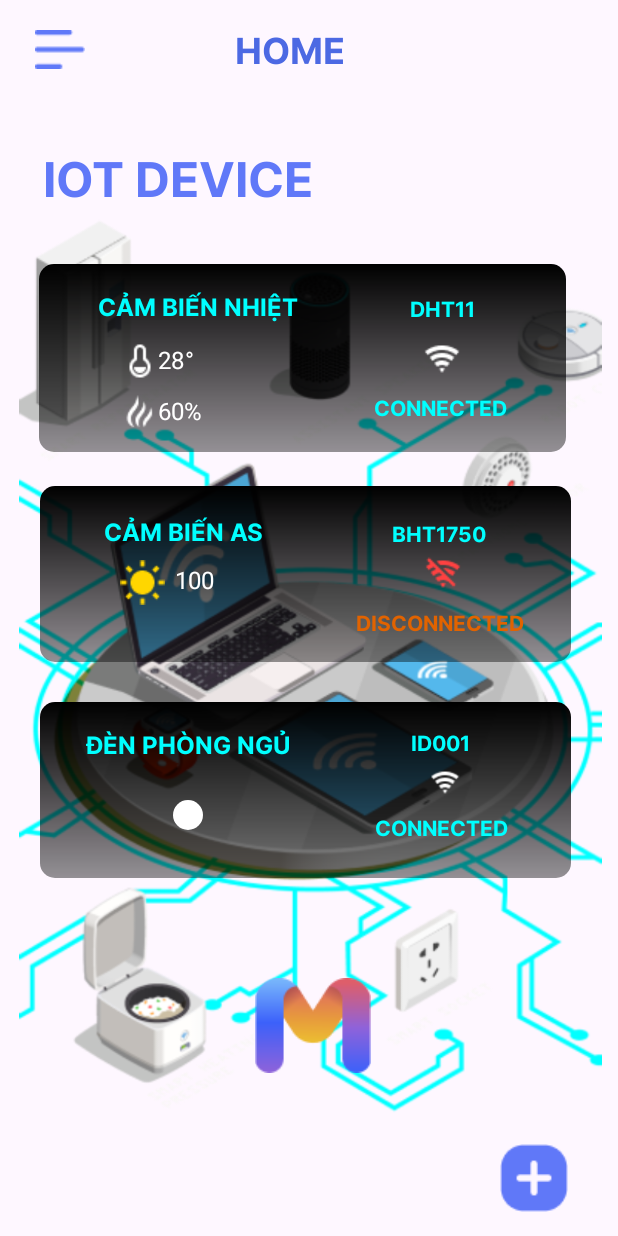
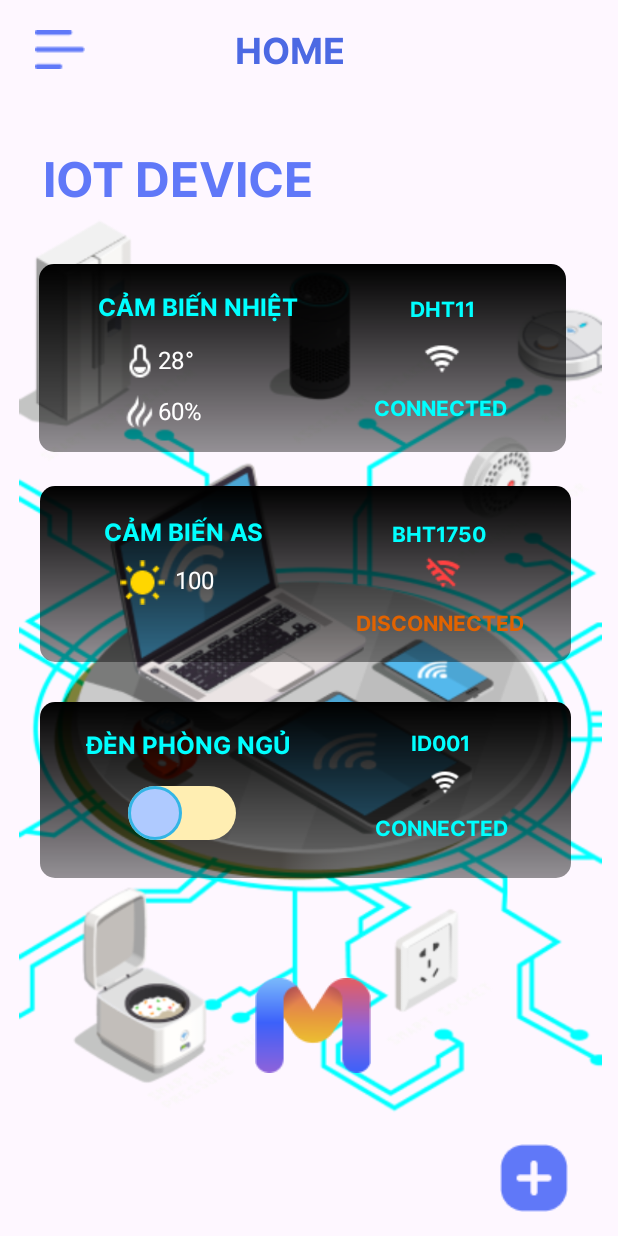
Before and after one commit to triledinh159/MIOTA, an Android app: the Home screen opened directly, with no data from a screen before it, on a phone screen of 412 x 824 dp. Run offline under Robolectric (Android 15) with nearby library versions, the phone set to English and light mode, and no system bars; libraries missing offline, so code that uses them is left out: com.amplifyframework.auth, com.amplifyframework.core, org.eclipse.paho.

Commit message:
ui_update_v2

```diff
--- /dev/null
+++ b/app/src/main/res/drawable/checkbox.xml
@@ -0,0 +1,5 @@
+<?xml version="1.0" encoding="utf-8"?>
+<selector xmlns:android="http://schemas.android.com/apk/res/android">
+    <item android:state_checked="true" android:drawable="@drawable/baseline_check_box_"></item>
+    <item android:state_checked="false" android:drawable="@drawable/baseline_check_box_outline"></item>
+</selector>
--- a/app/src/main/res/drawable/custom_switch_off.xml
+++ /dev/null
@@ -1,15 +0,0 @@
-<?xml version="1.0" encoding="utf-8"?>
-<selector xmlns:android="http://schemas.android.com/apk/res/android">
-    <item
-        android:top="@dimen/switch_padding"
-        android:start="@dimen/switch_padding"
-        android:end="@dimen/switch_padding"
-        android:bottom="@dimen/switch_padding"
-        android:gravity="center_vertical|fill_horizontal">
-        <shape>
-            <solid android:color="@color/switch_off"> </solid>
-            <corners android:radius="@dimen/switch_radius"></corners>
-            <size android:height="@dimen/switch_size"></size>
-        </shape>
-    </item>
-</selector>
--- a/app/src/main/res/drawable/custom_switch_on.xml
+++ /dev/null
@@ -1,15 +0,0 @@
-<?xml version="1.0" encoding="utf-8"?>
-<selector xmlns:android="http://schemas.android.com/apk/res/android">
-    <item
-        android:top="@dimen/switch_padding"
-        android:start="@dimen/switch_padding"
-        android:end="@dimen/switch_padding"
-        android:bottom="@dimen/switch_padding"
-        android:gravity="center_vertical|fill_horizontal">
-        <shape>
-            <solid android:color="@color/switch_on"></solid>
-            <corners android:radius="@dimen/switch_radius"></corners>
-            <size android:height="@dimen/switch_size"></size>
-        </shape>
-    </item>
-</selector>
--- /dev/null
+++ b/app/src/main/res/drawable/thumb.xml
@@ -0,0 +1,24 @@
+<?xml version="1.0" encoding="utf-8"?>
+<selector xmlns:android="http://schemas.android.com/apk/res/android">
+    <item android:state_checked="true">
+        <shape android:shape="oval">
+            <solid android:color="#FFEEB2"/>
+            <stroke android:width="2dp"
+                android:color="@android:color/holo_blue_light">
+            </stroke>
+            <size android:height="36dp"
+                android:width="36dp"/>
+        </shape>
+    </item>
+
+    <item android:state_checked="false">
+        <shape android:shape="oval">
+            <solid android:color="#AFCAFF"/>
+            <stroke android:width="2dp"
+                android:color="@android:color/holo_blue_light">
+            </stroke>
+            <size android:height="36dp"
+                android:width="36dp"/>
+        </shape>
+    </item>
+</selector>
--- a/app/src/main/res/drawable/thumb_selector.xml
+++ /dev/null
@@ -1,5 +0,0 @@
-<vector android:height="24dp" android:tint="#FFFFFF"
-    android:viewportHeight="24" android:viewportWidth="24"
-    android:width="24dp" xmlns:android="http://schemas.android.com/apk/res/android">
-    <path android:fillColor="@android:color/white" android:pathData="M12,12m-10,0a10,10 0,1 1,20 0a10,10 0,1 1,-20 0"/>
-</vector>
--- /dev/null
+++ b/app/src/main/res/drawable/track.xml
@@ -0,0 +1,20 @@
+<?xml version="1.0" encoding="utf-8"?>
+<selector xmlns:android="http://schemas.android.com/apk/res/android">
+
+    <item android:state_checked="true">
+        <shape android:shape="rectangle">
+            <solid android:color="@color/switch_off"/>
+            <corners android:radius="36dp"/>
+            <size android:height="20dp"/>
+        </shape>
+    </item>
+
+    <item android:state_checked="false">
+        <shape android:shape="rectangle">
+            <solid android:color="@color/switch_on"/>
+            <corners android:radius="36dp"/>
+            <size android:height="20dp"/>
+        </shape>
+    </item>
+
+</selector>
--- a/app/src/main/res/drawable/track_selector.xml
+++ /dev/null
@@ -1,5 +0,0 @@
-<?xml version="1.0" encoding="utf-8"?>
-<selector xmlns:android="http://schemas.android.com/apk/res/android">
-    <item android:state_checked="true" android:drawable="@drawable/custom_switch_on"></item>
-    <item android:state_checked="false" android:drawable="@drawable/custom_switch_off"></item>
-</selector>
--- a/app/src/main/res/layout/activity_home_screen.xml
+++ b/app/src/main/res/layout/activity_home_screen.xml
@@ -360,15 +360,16 @@
         app:layout_constraintTop_toTopOf="@id/rectangleView3"
         app:layout_constraintVertical_bias="0.266" />
 
-    <Switch
+    <androidx.appcompat.widget.SwitchCompat
         android:id="@+id/mySwitch"
         android:layout_width="wrap_content"
         android:layout_height="wrap_content"
-        android:checked="true"
+        android:checked="false"
         android:padding="10dp"
-        android:theme="@style/mySwitch"
-        android:thumb="@drawable/thumb_selector"
-        android:track="@drawable/track_selector"
+        app:thumbTint="@null"
+        app:trackTint="@null"
+        android:thumb="@drawable/thumb"
+        app:track="@drawable/track"
         app:layout_constraintBottom_toBottomOf="@+id/rectangleView3"
         app:layout_constraintEnd_toEndOf="@id/rectangleView3"
         app:layout_constraintStart_toStartOf="@id/rectangleView3"
--- a/app/src/main/res/values/styles.xml
+++ /dev/null
@@ -1,8 +0,0 @@
-<?xml version="1.0" encoding="utf-8"?>
-<resources>
-
-    <style name="mySwitch">
-        <item name="android:colorControlActivated">@android:color/holo_blue_light</item>
-    </style>
-
-</resources>
--- a/app/src/main/res/xml/activity_homescreen_scene.xml
+++ b/app/src/main/res/xml/activity_homescreen_scene.xml
@@ -280,9 +280,9 @@
         <Constraint
             android:layout_height="287dp"
             motion:layout_constraintStart_toStartOf="parent"
-            android:layout_marginTop="116dp"
+            android:layout_marginTop="112dp"
             motion:layout_constraintTop_toTopOf="parent"
-            motion:layout_constraintHorizontal_bias="0.539"
+            motion:layout_constraintHorizontal_bias="0.492"
             motion:layout_constraintEnd_toEndOf="parent"
             android:layout_width="348dp"
             android:id="@+id/add_device_option" />
@@ -489,6 +489,32 @@
             motion:layout_constraintEnd_toEndOf="@id/add_device_option"
             android:layout_width="199dp"
             android:id="@+id/name_sensor_add" />
+        <Constraint
+            motion:layout_editor_absoluteY="149dp"
+            android:layout_height="wrap_content"
+            motion:layout_editor_absoluteX="155dp"
+            android:layout_width="wrap_content"
+            android:id="@+id/checkbox_id" />
+        <Constraint
+            motion:layout_constraintVertical_bias="0.125"
+            android:layout_height="wrap_content"
+            motion:layout_constraintStart_toStartOf="@id/add_device_option"
+            motion:layout_constraintTop_toTopOf="@id/add_device_option"
+            motion:layout_constraintBottom_toBottomOf="@id/add_device_option"
+            motion:layout_constraintHorizontal_bias="0.501"
+            motion:layout_constraintEnd_toEndOf="@id/add_device_option"
+            android:layout_width="wrap_content"
+            android:id="@+id/checkbox_collect" />
+        <Constraint
+            motion:layout_constraintVertical_bias="0.125"
+            android:layout_height="wrap_content"
+            motion:layout_constraintStart_toStartOf="@id/add_device_option"
+            motion:layout_constraintTop_toTopOf="@id/add_device_option"
+            motion:layout_constraintBottom_toBottomOf="@id/add_device_option"
+            motion:layout_constraintHorizontal_bias="0.927"
+            motion:layout_constraintEnd_toEndOf="@id/add_device_option"
+            android:layout_width="wrap_content"
+            android:id="@+id/checkbox_control" />
     </ConstraintSet>
 
     <ConstraintSet android:id="@+id/end">
```
Also changed, not shown: app/src/main/res/drawable/baseline_check_box_.xml (added, +10 -0 lines), app/src/main/res/drawable/baseline_check_box_outline.xml (added, +10 -0 lines), app/src/main/res/layout/activity_add_device.xml (+32 -4 lines).
